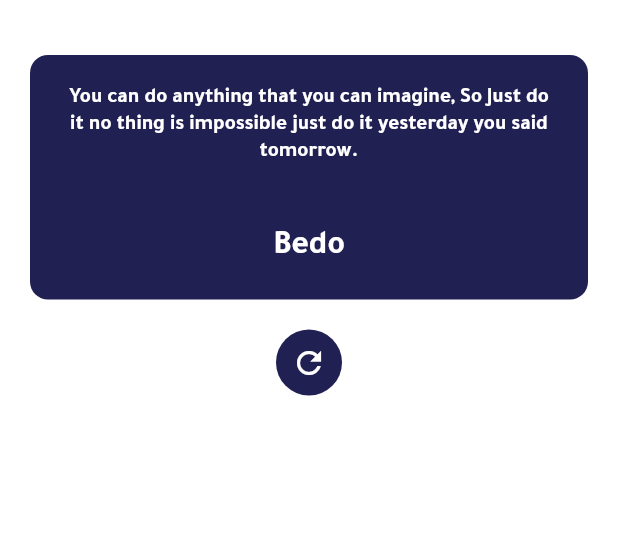
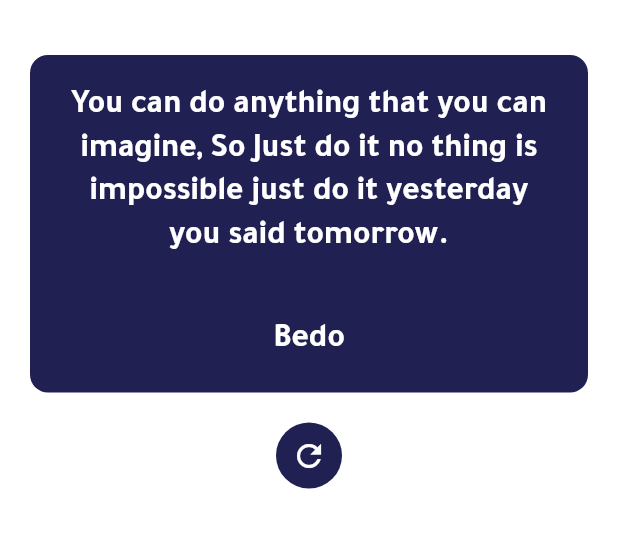
Before and after one commit to 0AbdElRahman-Mohamed0/quotes, a Flutter app: the screen it shows after launch, on a phone screen of 412 x 824 dp, the part 59-607 px from its top. Run offline on Flutter 3.47's test engine with Material 2 defaults, Android fonts, the light colour scheme and no system bars; our stand-ins replace dartz, equatable, fluttertoast.

Commit message:
font size

```diff
--- a/lib/features/random_quote/presentation/widgets/quote_card.dart
+++ b/lib/features/random_quote/presentation/widgets/quote_card.dart
@@ -22,8 +22,7 @@ class QuoteCard extends StatelessWidget {
           Text(
             quote.content,
             textAlign: TextAlign.center,
-            style:
-                Theme.of(context).textTheme.bodyMedium?.copyWith(fontSize: 14),
+            style: Theme.of(context).textTheme.bodyMedium,
           ),
           40.ph,
           Text(
```
